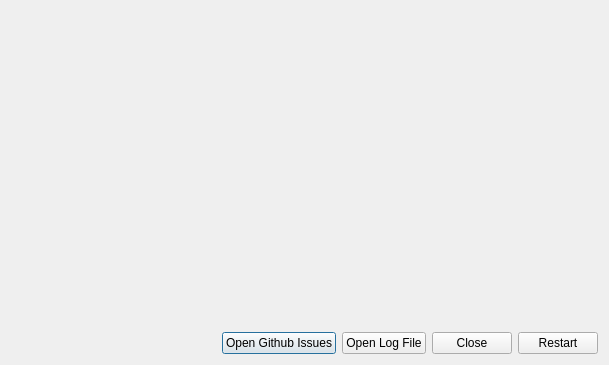
First picture: the form in subprojects/CrashHandler/crash_handler_dialog.ui, repository prbegd/TheCalculater, before the edit.
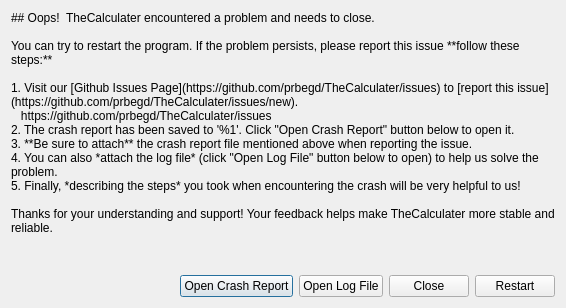
Second picture: the form after the edit.

Commit message: feat: change crash handler ui

```diff
--- a/subprojects/CrashHandler/crash_handler_dialog.ui
+++ b/subprojects/CrashHandler/crash_handler_dialog.ui
@@ -6,67 +6,124 @@
    <rect>
     <x>0</x>
     <y>0</y>
-    <width>609</width>
-    <height>365</height>
+    <width>562</width>
+    <height>308</height>
    </rect>
   </property>
+  <property name="sizePolicy">
+   <sizepolicy hsizetype="Expanding" vsizetype="Expanding">
+    <horstretch>0</horstretch>
+    <verstretch>0</verstretch>
+   </sizepolicy>
+  </property>
+  <property name="focusPolicy">
+   <enum>Qt::FocusPolicy::NoFocus</enum>
+  </property>
   <property name="windowTitle">
    <string>Dialog</string>
   </property>
-  <layout class="QHBoxLayout" name="horizontalLayout_2">
+  <property name="autoFillBackground">
+   <bool>true</bool>
+  </property>
+  <property name="styleSheet">
+   <string notr="true">background: #ef0f1</string>
+  </property>
+  <layout class="QVBoxLayout" name="verticalLayout">
    <item>
-    <spacer name="horizontalSpacer">
+    <widget class="QLabel" name="zText1">
+     <property name="sizePolicy">
+      <sizepolicy hsizetype="Preferred" vsizetype="MinimumExpanding">
+       <horstretch>0</horstretch>
+       <verstretch>0</verstretch>
+      </sizepolicy>
+     </property>
+     <property name="minimumSize">
+      <size>
+       <width>544</width>
+       <height>250</height>
+      </size>
+     </property>
+     <property name="text">
+      <string>## Oops!  TheCalculater encountered a problem and needs to close.
+
+You can try to restart the program. If the problem persists, please report this issue **follow these steps:**
+
+1. Visit our [Github Issues Page](https://github.com/prbegd/TheCalculater/issues) to [report this issue](https://github.com/prbegd/TheCalculater/issues/new). 
+   https://github.com/prbegd/TheCalculater/issues
+2. The crash report has been saved to '%1'. Click &quot;Open Crash Report&quot; button below to open it. 
+3. **Be sure to attach** the crash report file mentioned above when reporting the issue.
+4. You can also *attach the log file* (click &quot;Open Log File&quot; button below to open) to help us solve the problem.
+5. Finally, *describing the steps* you took when encountering the crash will be very helpful to us!
+
+Thanks for your understanding and support! Your feedback helps make TheCalculater more stable and reliable.</string>
+     </property>
+     <property name="textFormat">
+      <enum>Qt::TextFormat::MarkdownText</enum>
+     </property>
+     <property name="scaledContents">
+      <bool>false</bool>
+     </property>
+     <property name="alignment">
+      <set>Qt::AlignmentFlag::AlignLeading|Qt::AlignmentFlag::AlignLeft|Qt::AlignmentFlag::AlignTop</set>
+     </property>
+     <property name="wordWrap">
+      <bool>true</bool>
+     </property>
+    </widget>
+   </item>
+   <item>
+    <spacer name="verticalSpacer_2">
      <property name="orientation">
-      <enum>Qt::Orientation::Horizontal</enum>
+      <enum>Qt::Orientation::Vertical</enum>
      </property>
      <property name="sizeHint" stdset="0">
       <size>
-       <width>217</width>
-       <height>20</height>
+       <width>20</width>
+       <height>155</height>
       </size>
      </property>
     </spacer>
    </item>
    <item>
-    <layout class="QVBoxLayout" name="verticalLayout">
+    <layout class="QHBoxLayout" name="horizontalLayout_3">
      <item>
-      <spacer name="verticalSpacer">
+      <spacer name="horizontalSpacer_2">
        <property name="orientation">
-        <enum>Qt::Orientation::Vertical</enum>
+        <enum>Qt::Orientation::Horizontal</enum>
        </property>
        <property name="sizeHint" stdset="0">
         <size>
-         <width>20</width>
-         <height>325</height>
+         <width>40</width>
+         <height>20</height>
         </size>
        </property>
       </spacer>
      </item>
      <item>
-      <layout class="QHBoxLayout" name="horizontalLayout">
+      <layout class="QHBoxLayout" name="horizontalLayout_2">
        <item>
-        <widget class="QPushButton" name="pushButton_3">
+        <widget class="QPushButton" name="reportBtn">
          <property name="text">
-          <string>Open Github Issues</string>
+          <string>Open Crash Report</string>
          </property>
         </widget>
        </item>
        <item>
-        <widget class="QPushButton" name="pushButton_2">
+        <widget class="QPushButton" name="logBtn">
          <property name="text">
           <string>Open Log File</string>
          </property>
         </widget>
        </item>
        <item>
-        <widget class="QPushButton" name="pushButton_4">
+        <widget class="QPushButton" name="closeBtn">
          <property name="text">
           <string>Close</string>
          </property>
         </widget>
        </item>
        <item>
-        <widget class="QPushButton" name="RestartBtn">
+        <widget class="QPushButton" name="restartBtn">
          <property name="text">
           <string>Restart</string>
          </property>
```
Left out of the diff: 6 changed lines with no effect on the pictures.
